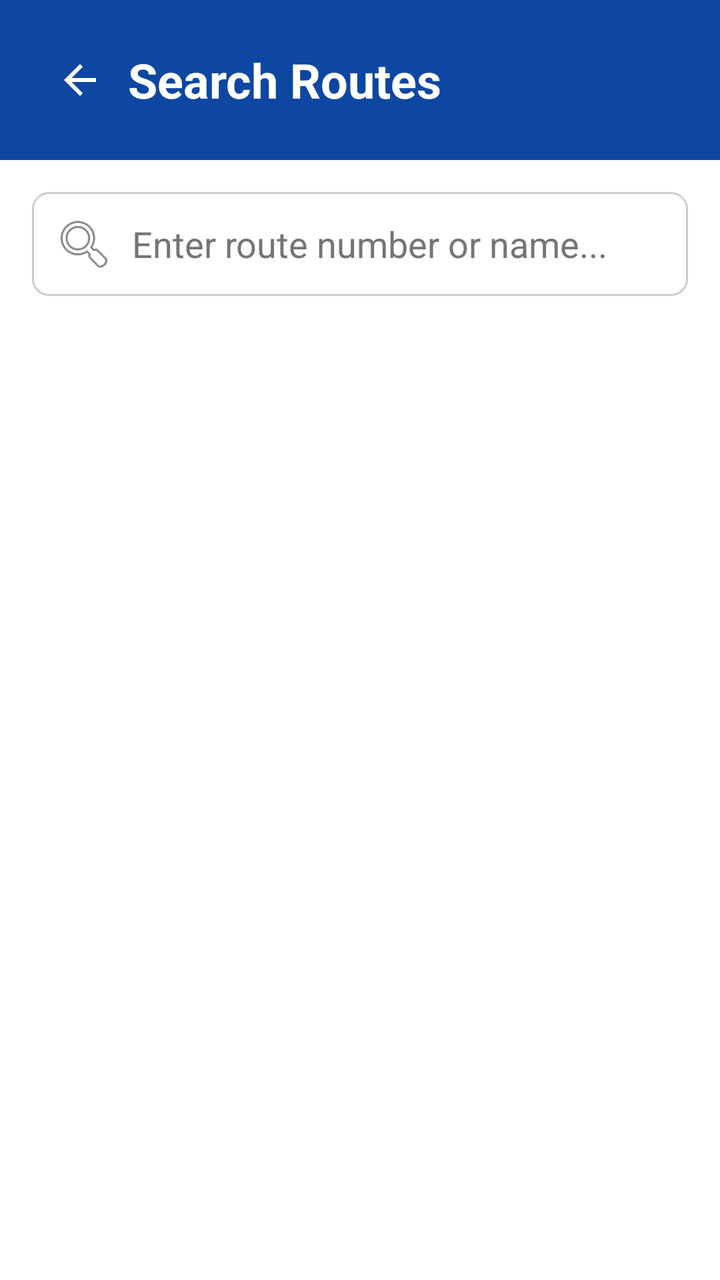
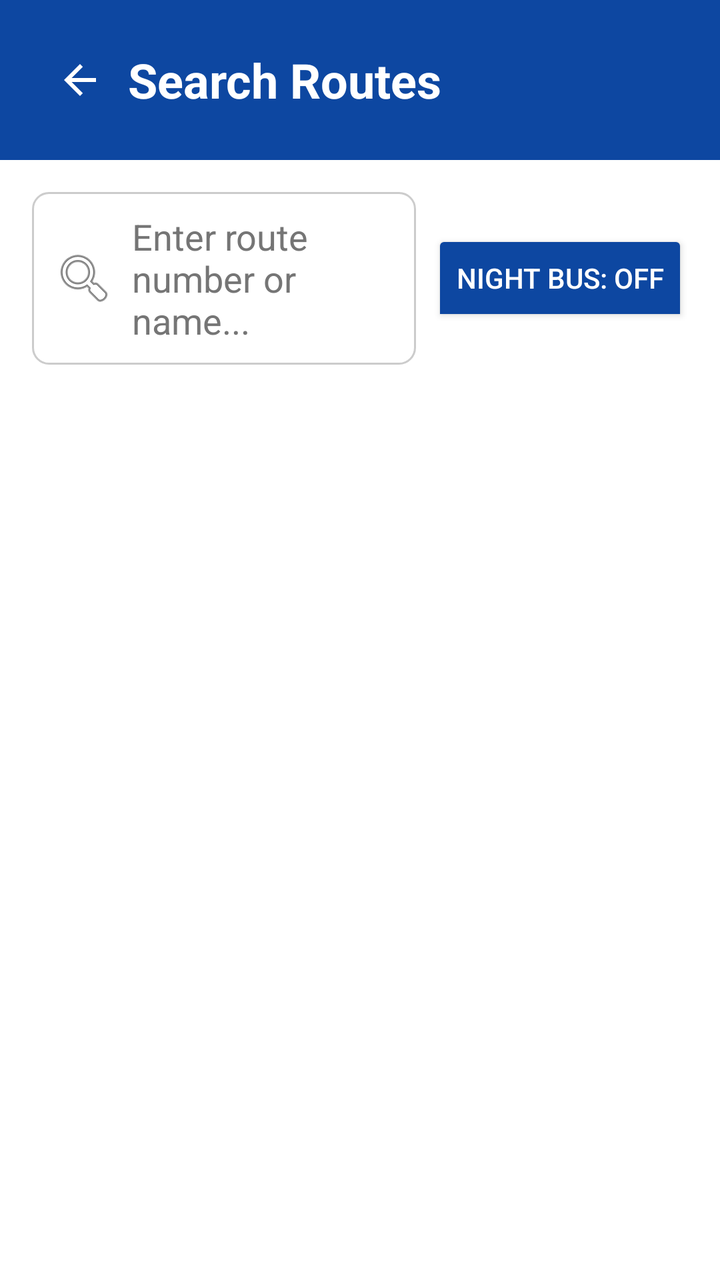

An Android layout rendered at two revisions. The XML below is the earlier revision; the diff shows what the commit changed to produce the second picture.
<!-- AndroidManifest.xml: application theme Theme.TransportApp -->
<!-- res/layout/activity_search.xml -->
<?xml version="1.0" encoding="utf-8"?>
<LinearLayout xmlns:android="http://schemas.android.com/apk/res/android"
    xmlns:app="http://schemas.android.com/apk/res-auto"
    android:layout_width="match_parent"
    android:layout_height="match_parent"
    android:orientation="vertical"
    android:background="#FFFFFF">

    <LinearLayout
        android:id="@+id/top_bar"
        android:layout_width="match_parent"
        android:layout_height="wrap_content"
        android:background="#0D47A1"
        android:padding="16dp"
        android:orientation="horizontal"
        android:gravity="center_vertical">

        <ImageButton
            android:id="@+id/back_button"
            android:layout_width="48dp"
            android:layout_height="48dp"
            android:background="?attr/selectableItemBackgroundBorderless"
            android:src="@drawable/ic_arrow_back"
            android:contentDescription="Back"
            app:tint="#FFFFFF" />

        <TextView
            android:id="@+id/title_text"
            android:layout_width="0dp"
            android:layout_height="wrap_content"
            android:layout_weight="1"
            android:text="Search Routes"
            android:textSize="24sp"
            android:textStyle="bold"
            android:textColor="#FFFFFF"/>

    </LinearLayout>

    <EditText
        android:id="@+id/search_input"
        android:layout_width="match_parent"
        android:layout_height="wrap_content"
        android:layout_margin="16dp"
        android:hint="Enter route number or name..."
        android:background="@drawable/search_background"
        android:padding="10dp"
        android:drawableStart="@android:drawable/ic_menu_search"
        android:drawablePadding="8dp"
        android:textColor="#000000"
        android:textColorHint="#757575"/>

    <androidx.recyclerview.widget.RecyclerView
        android:id="@+id/search_results"
        android:layout_width="match_parent"
        android:layout_height="0dp"
        android:layout_weight="1"
        android:background="@android:color/white"
        android:padding="16dp"
        app:layoutManager="androidx.recyclerview.widget.LinearLayoutManager"/>

</LinearLayout>
<!-- resources referenced by this layout -->
<resources>
  <!-- drawable ic_arrow_back (drawable) -->
  <?xml version="1.0" encoding="utf-8"?>
  <vector xmlns:android="http://schemas.android.com/apk/res/android"
      android:width="24dp"
      android:height="24dp"
      android:viewportWidth="24"
      android:viewportHeight="24">
  
      <path
          android:fillColor="#000000"
          android:pathData="M20,11H7.83l5.59,-5.59L12,4l-8,8l8,8l1.41,-1.41L7.83,13H20v-2z"/>
  </vector>
  <!-- drawable search_background (drawable) -->
  <?xml version="1.0" encoding="utf-8"?>
  <shape xmlns:android="http://schemas.android.com/apk/res/android">
      <solid android:color="#FFFFFF"/>
      <corners android:radius="8dp"/>
      <stroke
          android:width="1dp"
          android:color="#CCCCCC"/>
  </shape>
  <style name="Theme.TransportApp" parent="Base.Theme.TransportApp" />
  <style name="Base.Theme.TransportApp" parent="Theme.Material3.DayNight.NoActionBar">
          
          
      </style>
</resources>

<!-- the commit's change to res/layout/activity_search.xml (unified diff, before → after) -->
@@ -33,28 +33,45 @@
             android:textSize="24sp"
             android:textStyle="bold"
             android:textColor="#FFFFFF"/>
-
     </LinearLayout>
 
-    <EditText
-        android:id="@+id/search_input"
+    <LinearLayout
         android:layout_width="match_parent"
         android:layout_height="wrap_content"
-        android:layout_margin="16dp"
-        android:hint="Enter route number or name..."
-        android:background="@drawable/search_background"
-        android:padding="10dp"
-        android:drawableStart="@android:drawable/ic_menu_search"
-        android:drawablePadding="8dp"
-        android:textColor="#000000"
-        android:textColorHint="#757575"/>
+        android:orientation="horizontal"
+        android:padding="16dp"
+        android:gravity="center_vertical">
+
+        <EditText
+            android:id="@+id/search_input"
+            android:layout_width="0dp"
+            android:layout_height="wrap_content"
+            android:layout_weight="1"
+            android:hint="Enter route number or name..."
+            android:background="@drawable/search_background"
+            android:padding="10dp"
+            android:drawableStart="@android:drawable/ic_menu_search"
+            android:drawablePadding="8dp"
+            android:textColor="#000000"
+            android:textColorHint="#757575"/>
+
+        <ToggleButton
+            android:id="@+id/night_bus_toggle"
+            android:layout_width="wrap_content"
+            android:layout_height="wrap_content"
+            android:layout_marginStart="8dp"
+            android:textOn="Night Bus: On"
+            android:textOff="Night Bus: Off"
+            android:textColor="#FFFFFF"
+            android:backgroundTint="#0D47A1"/>
+    </LinearLayout>
 
     <androidx.recyclerview.widget.RecyclerView
         android:id="@+id/search_results"
         android:layout_width="match_parent"
         android:layout_height="0dp"
         android:layout_weight="1"
-        android:background="@android:color/white"
+        android:background="#FFFFFF"
         android:padding="16dp"
         app:layoutManager="androidx.recyclerview.widget.LinearLayoutManager"/>
 
